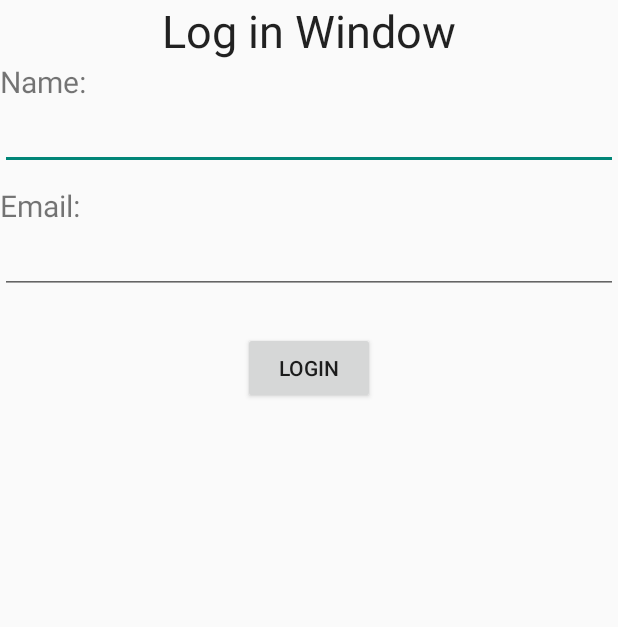
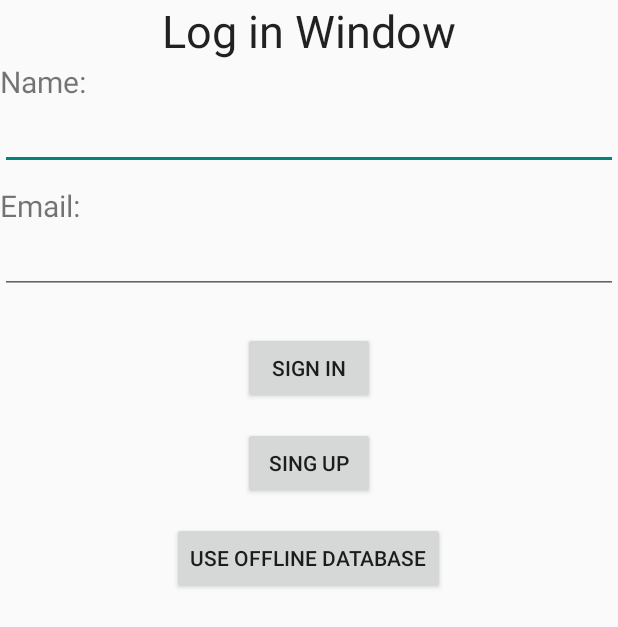
Before and after one commit to hamlakshan/RNHLocator, an Android app: the LoginWindowActivity screen opened directly, with no data from a screen before it, on a phone screen of 412 x 824 dp. Shown: the top 627 px of the screen. Run offline under Robolectric (Android 15) with nearby library versions, the phone set to English and light mode, and no system bars.

Commit message:
few changes to log in window

```diff
--- a/app/src/main/AndroidManifest.xml
+++ b/app/src/main/AndroidManifest.xml
@@ -61,6 +61,10 @@
             android:name=".QuickSearch"
             android:label="@string/title_activity_quick_search" >
         </activity>
+        <activity
+            android:name=".CloudDatabaseActivity"
+            android:label="@string/title_activity_cloud_database" >
+        </activity>
     </application>
 
 </manifest>
--- a/app/src/main/java/com/example/manoj/rnhlocator/LoginWindowActivity.java
+++ b/app/src/main/java/com/example/manoj/rnhlocator/LoginWindowActivity.java
@@ -10,14 +10,16 @@ import android.widget.Button;
 public class LoginWindowActivity extends Activity {
 
     Button authenticate;
+    Button toStandaloneApp;
     @Override
     protected void onCreate(Bundle savedInstanceState) {
         super.onCreate(savedInstanceState);
         setContentView(R.layout.login_window);
 
         authenticate=(Button)findViewById(R.id.btnAuthenticate);
+        toStandaloneApp=(Button)findViewById(R.id.btnToSandalondeApp);
 
-        authenticate.setOnClickListener(new View.OnClickListener() {
+        toStandaloneApp.setOnClickListener(new View.OnClickListener() {
             @Override
             public void onClick(View v) {
                 //create new intent to get the screen databaseActivity
@@ -27,6 +29,18 @@ public class LoginWindowActivity extends Activity {
             }
         });
 
+        authenticate.setOnClickListener(new View.OnClickListener() {
+            @Override
+            public void onClick(View v) {
+                verifyUser();
+            }
+        });
+
 
     }
+//this method will verify the entered data and provide access to the cloud storage
+    public void verifyUser(){
+
+    }
+
 }
--- a/app/src/main/java/com/example/manoj/rnhlocator/ViewInMapActivity.java
+++ b/app/src/main/java/com/example/manoj/rnhlocator/ViewInMapActivity.java
@@ -60,7 +60,7 @@ public class ViewInMapActivity extends Activity {
             googleMap = ((MapFragment) getFragmentManager().findFragmentById(R.id.map)).getMap();
             googleMap.setMapType(GoogleMap.MAP_TYPE_TERRAIN);
             googleMap.setMyLocationEnabled(true); // false to disable  shows my current location on the map
-            googleMap.animateCamera(CameraUpdateFactory.zoomTo(12.0f)); //change the zoom level
+            googleMap.animateCamera(CameraUpdateFactory.newLatLngZoom(new LatLng(latitude, longitude), 14.0f)); //change the zoom level
             placeMarker(religion);  //place marker on the location
             // check if map is created successfully or not
             if (googleMap == null) {
@@ -94,7 +94,7 @@ public class ViewInMapActivity extends Activity {
 
         // Changing marker icon
         if (religion == "Buddhist") {
-            marker.icon(BitmapDescriptorFactory.fromResource(R.drawable.temple));
+            marker.icon(BitmapDescriptorFactory.defaultMarker(BitmapDescriptorFactory.HUE_YELLOW));
         }
         if (religion == "Catholic") {
             marker.icon(BitmapDescriptorFactory.fromResource(R.drawable.church));
@@ -109,6 +109,7 @@ public class ViewInMapActivity extends Activity {
             marker.icon(BitmapDescriptorFactory.fromResource(R.drawable.marker));
         }
 // adding marker
+        marker.icon(BitmapDescriptorFactory.defaultMarker(BitmapDescriptorFactory.HUE_YELLOW));
         googleMap.addMarker(marker);
     }
 }
--- a/app/src/main/res/layout/login_window.xml
+++ b/app/src/main/res/layout/login_window.xml
@@ -42,7 +42,22 @@
         android:layout_height="wrap_content"
         android:layout_gravity="center_horizontal"
         android:layout_marginTop="15dip"
-        android:text="Login" />
+        android:text="Sign In" />
+    <Button
+        android:id="@+id/btnCloudLogin"
+        android:layout_width="wrap_content"
+        android:layout_height="wrap_content"
+        android:layout_gravity="center_horizontal"
+        android:layout_marginTop="15dip"
+        android:text="Sing Up" />
+    <Button
+        android:id="@+id/btnToSandalondeApp"
+        android:layout_width="wrap_content"
+        android:layout_height="wrap_content"
+        android:layout_gravity="center_horizontal"
+        android:layout_marginTop="15dip"
+        android:text="Use offline database" />
+
 
 
 </LinearLayout>
--- a/app/src/main/res/values/strings.xml
+++ b/app/src/main/res/values/strings.xml
@@ -14,4 +14,5 @@
     <string name="gpsEnableMsg">GPS is not enabled do you want to go to settings menu to enable GPS</string>
     <string name="title_activity_login_window">LoginWindowActivity</string>
     <string name="title_activity_quick_search">QuickSearch</string>
+    <string name="title_activity_cloud_database">CloudDatabaseActivity</string>
 </resources>
```
Also changed, not shown: app/src/main/java/com/example/manoj/rnhlocator/AddLocationsActivity.java (+12 -2 lines), app/src/main/java/com/example/manoj/rnhlocator/QuickSearch.java (+5 -5 lines).
